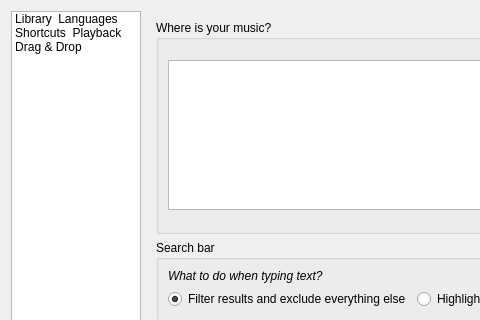
Before: the Qt Designer form code/src/customizeoptionsdialog.ui in MBach/Miam-Player, drawn with Qt 5; both pictures show x 0 to 480 and y 0 to 320 of the 680 by 642 pixel window.
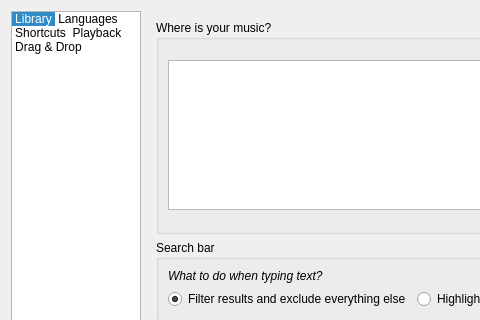
After: the same form once the commit is applied. Icons and pictures are not drawn. Custom widgets are drawn as their Qt base class.

Diff of the .ui file:
```diff
--- a/code/src/customizeoptionsdialog.ui
+++ b/code/src/customizeoptionsdialog.ui
@@ -44,7 +44,7 @@
       <enum>QListView::IconMode</enum>
      </property>
      <property name="currentRow">
-      <number>-1</number>
+      <number>0</number>
      </property>
      <item>
       <property name="text">
```
